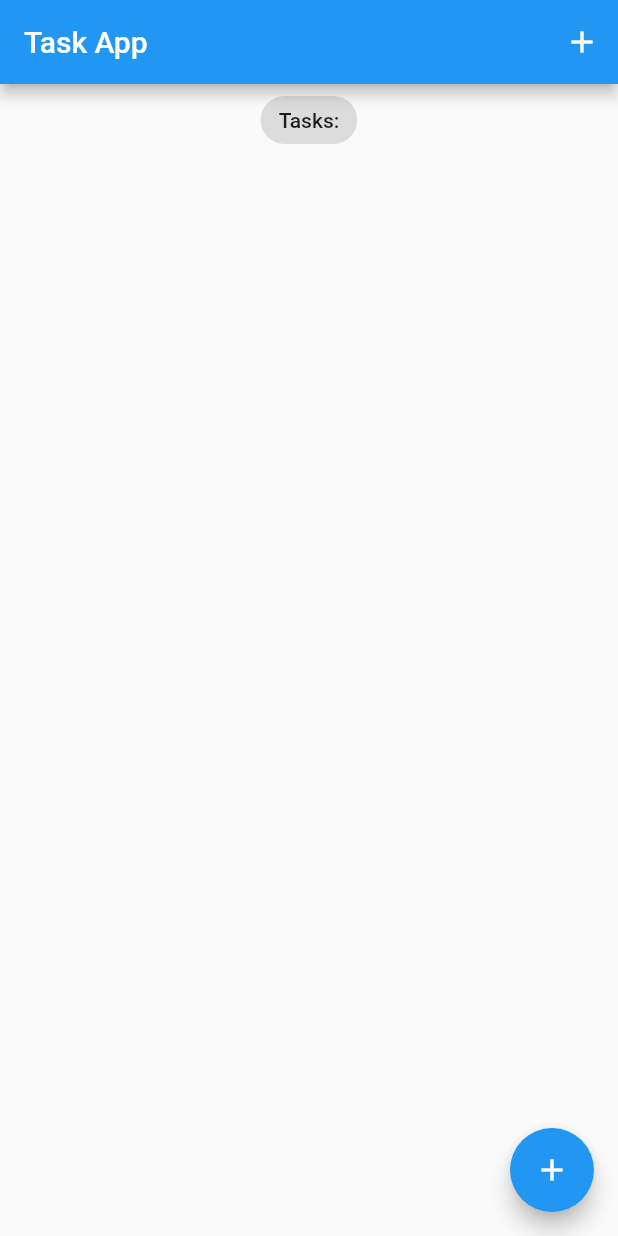
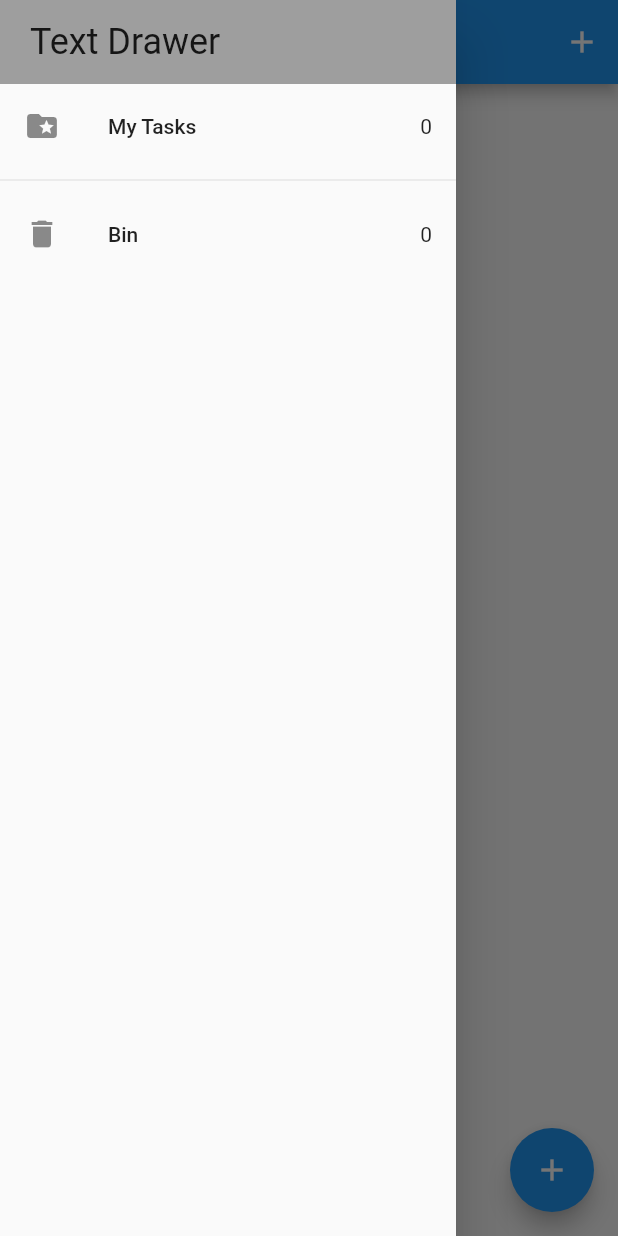
Before and after one commit to cronos88/flutter_task_app_bloc, a Flutter app: the screen it shows after launch, with the side drawer open (before the commit the screen has no drawer), on a phone screen of 412 x 824 dp. Run offline on Flutter 3.47's test engine with Material 2 defaults, Android fonts, the light colour scheme and no system bars; our stand-ins replace equatable, flutter_bloc, hydrated_bloc.

Commit message:
Implementando el Drawer y mostrando el recycle bin

```diff
--- a/lib/blocs/tasks/tasks_event.dart
+++ b/lib/blocs/tasks/tasks_event.dart
@@ -30,6 +30,17 @@ class UpdateTask extends TasksEvent {
   List<Object> get props => [task];
 }
 
+class RemoveTask extends TasksEvent {
+  final Task task;
+
+  const RemoveTask({
+    required this.task,
+  });
+
+  @override
+  List<Object> get props => [task];
+}
+
 class DeleteTask extends TasksEvent {
   final Task task;
 
--- a/lib/blocs/tasks/tasks_state.dart
+++ b/lib/blocs/tasks/tasks_state.dart
@@ -4,24 +4,28 @@ part of 'tasks_bloc.dart';
 
 class TasksState extends Equatable {
   final List<Task> allTasks;
-  const TasksState({this.allTasks = const <Task>[]});
+  final List<Task> removedTasks;
+  const TasksState({
+    this.allTasks = const <Task>[],
+    this.removedTasks = const <Task>[],
+  });
 
   @override
-  List<Object> get props => [allTasks];
+  List<Object> get props => [allTasks, removedTasks];
 
   Map<String, dynamic> toMap() {
     return <String, dynamic>{
       'allTasks': allTasks.map((x) => x.toMap()).toList(),
+      'removedTasks': removedTasks.map((x) => x.toMap()).toList(),
     };
   }
 
   factory TasksState.fromMap(Map<String, dynamic> map) {
     return TasksState(
-      allTasks: List<Task>.from(
-        (map['allTasks']?.map<Task>(
-          (x) => Task.fromMap(x),
-        )),
-      ),
+      allTasks:
+          List<Task>.from((map['allTasks']?.map<Task>((x) => Task.fromMap(x)))),
+      removedTasks: List<Task>.from(
+          (map['removedTasks']?.map<Task>((x) => Task.fromMap(x)))),
     );
   }
 }
--- a/lib/main.dart
+++ b/lib/main.dart
@@ -3,19 +3,26 @@ import 'package:path_provider/path_provider.dart';
 
 import 'blocs/bloc_exports.dart';
 import 'screens/task_screen.dart';
+import 'services/app_router.dart';
 
 void main() async {
   WidgetsFlutterBinding.ensureInitialized();
   final storage = await HydratedStorage.build(
       storageDirectory: await getApplicationDocumentsDirectory());
   HydratedBlocOverrides.runZoned(
-    () => runApp(const MyApp()),
+    () => runApp(
+      MyApp(
+        appRouter: AppRouter(),
+      ),
+    ),
     storage: storage,
   );
 }
 
 class MyApp extends StatelessWidget {
-  const MyApp({super.key});
+  const MyApp({super.key, required this.appRouter});
+
+  final AppRouter appRouter;
 
   @override
   Widget build(BuildContext context) {
@@ -25,10 +32,11 @@ class MyApp extends StatelessWidget {
         title: 'Flutter Task App',
         theme: ThemeData(primarySwatch: Colors.blue),
         home: const TaskScreen(),
+        onGenerateRoute: appRouter.onGenerateRoute,
       ),
     );
   }
 }
 
 // https://www.youtube.com/watch?v=PD0eAXLd5ls&list=PL4KQIoSGkL6uHbPnb1-bcWE07KT9aohQ-&index=9
-// QUEDAMOS EN MINUTO 41:44
+// QUEDAMOS EN MINUTO 1:05:45
--- a/lib/screens/add_task_screen.dart
+++ b/lib/screens/add_task_screen.dart
@@ -14,7 +14,7 @@ class AddTaskScreen extends StatelessWidget {
       padding:
           EdgeInsets.only(bottom: MediaQuery.of(context).viewInsets.bottom),
       child: Container(
-        padding: const EdgeInsets.all(20),
+        padding: const EdgeInsets.only(top: 5, left: 20, right: 20, bottom: 20),
         child: Column(
           children: [
             const Text(
--- /dev/null
+++ b/lib/screens/my_drawer.dart
@@ -0,0 +1,55 @@
+import 'package:flutter/material.dart';
+import 'package:task_app_ajfluttertutorials/screens/recycle_bin.dart';
+import 'package:task_app_ajfluttertutorials/screens/task_screen.dart';
+
+import '../blocs/bloc_exports.dart';
+
+class MyDrawer extends StatelessWidget {
+  const MyDrawer({super.key});
+
+  @override
+  Widget build(BuildContext context) {
+    return SafeArea(
+      child: Drawer(
+        child: Column(
+          children: [
+            Container(
+              width: double.infinity,
+              padding: const EdgeInsets.symmetric(vertical: 14, horizontal: 20),
+              color: Colors.grey,
+              child: Text(
+                'Text Drawer',
+                style: Theme.of(context).textTheme.headline5,
+              ),
+            ),
+            BlocBuilder<TasksBloc, TasksState>(
+              builder: (context, state) {
+                return GestureDetector(
+                  onTap: () => Navigator.of(context).pushNamed(TaskScreen.id),
+                  child: ListTile(
+                    leading: const Icon(Icons.folder_special),
+                    title: const Text('My Tasks'),
+                    trailing: Text('${state.allTasks.length}'),
+                  ),
+                );
+              },
+            ),
+            const Divider(),
+            BlocBuilder<TasksBloc, TasksState>(
+              builder: (context, state) {
+                return GestureDetector(
+                  onTap: () => Navigator.of(context).pushNamed(RecycleBin.id),
+                  child: ListTile(
+                    leading: const Icon(Icons.delete),
+                    title: const Text('Bin'),
+                    trailing: Text('${state.removedTasks.length}'),
+                  ),
+                );
+              },
+            ),
+          ],
+        ),
+      ),
+    );
+  }
+}
--- a/lib/screens/task_screen.dart
+++ b/lib/screens/task_screen.dart
@@ -1,4 +1,5 @@
 import 'package:flutter/material.dart';
+import 'package:task_app_ajfluttertutorials/screens/my_drawer.dart';
 
 import '../blocs/bloc_exports.dart';
 import '../models/task.dart';
@@ -7,6 +8,7 @@ import 'add_task_screen.dart';
 
 class TaskScreen extends StatefulWidget {
   const TaskScreen({super.key});
+  static const id = 'tasks_screen';
 
   @override
   State<TaskScreen> createState() => _TaskScreenState();
@@ -37,12 +39,13 @@ class _TaskScreenState extends State<TaskScreen> {
               ),
             ],
           ),
+          drawer: const MyDrawer(),
           body: Column(
             crossAxisAlignment: CrossAxisAlignment.center,
             children: [
-              const Center(
+              Center(
                 child: Chip(
-                  label: Text('Tasks:'),
+                  label: Text('${state.allTasks.length} Tasks'),
                 ),
               ),
               TasksList(taskList: taskList),
```
Also changed, not shown: instrucciones.txt (+328 -1 lines), lib/blocs/tasks/tasks_bloc.dart (+17 -2 lines), lib/screens/recycle_bin.dart (added, +42 -0 lines), lib/services/app_router.dart (added, +20 -0 lines), lib/widgets/task_tile.dart (added, +41 -0 lines), lib/widgets/tasks_list.dart (+2 -12 lines).
